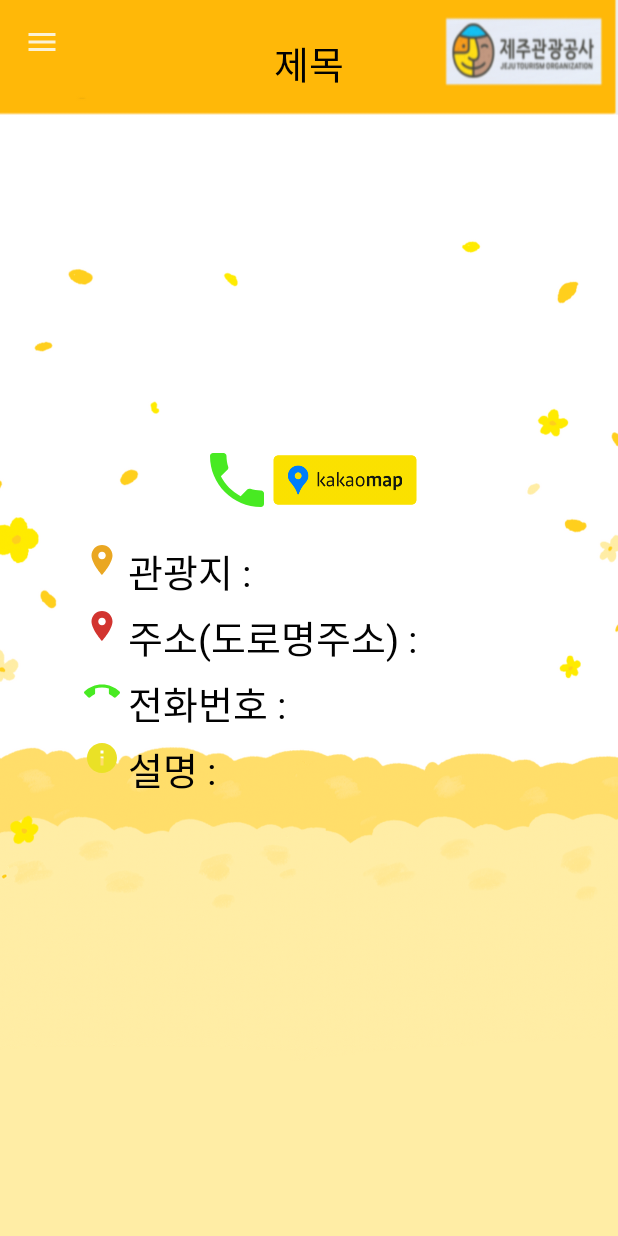
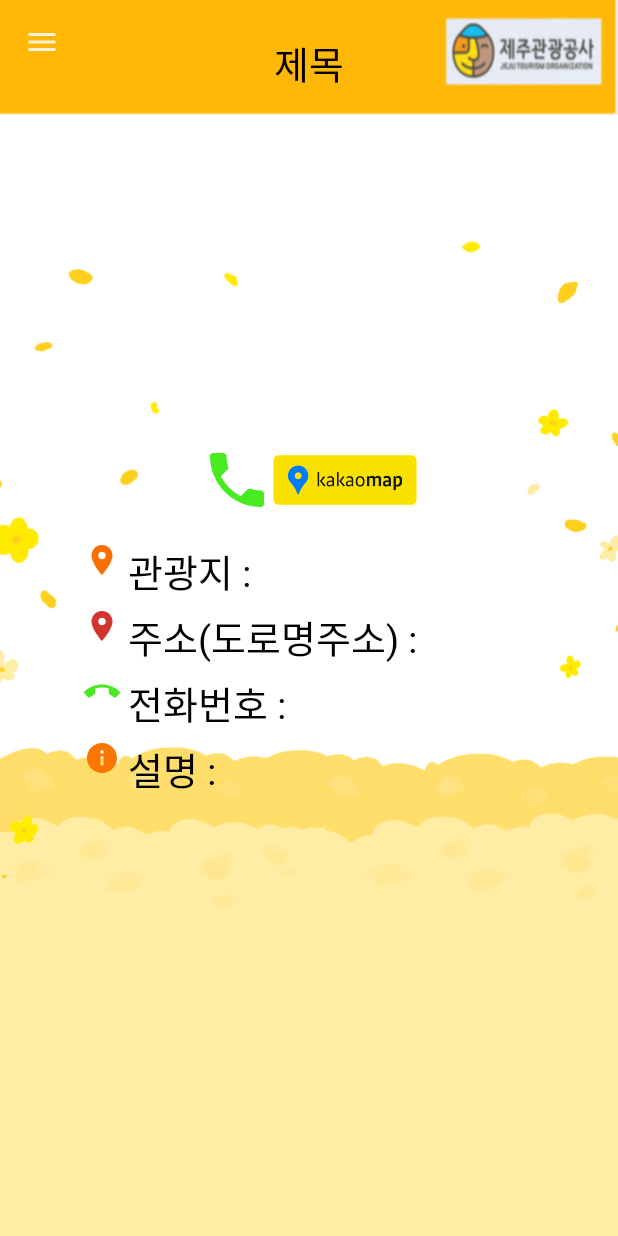
Before and after one commit to HJ39/DragonGuard_ComAppDesign, an Android app: the ThirdActivity screen opened directly, with no data from a screen before it, on a phone screen of 412 x 824 dp. Run offline under Robolectric (Android 15) with nearby library versions, the phone set to English and light mode, and no system bars; pictures from the network do not load; 11 statements that could not run were skipped.

Commit message:
아이콘 변경

```diff
--- a/android/app/src/main/res/drawable/ic_baseline_info_24.xml
+++ b/android/app/src/main/res/drawable/ic_baseline_info_24.xml
@@ -1,4 +1,4 @@
-<vector android:height="24dp" android:tint="#EAE126"
+<vector android:height="24dp" android:tint="#FA7501"
     android:viewportHeight="24" android:viewportWidth="24"
     android:width="24dp" xmlns:android="http://schemas.android.com/apk/res/android">
     <path android:fillColor="@android:color/white" android:pathData="M12,2C6.48,2 2,6.48 2,12s4.48,10 10,10 10,-4.48 10,-10S17.52,2 12,2zM13,17h-2v-6h2v6zM13,9h-2L11,7h2v2z"/>
--- a/android/app/src/main/res/drawable/ic_baseline_place_24.xml
+++ b/android/app/src/main/res/drawable/ic_baseline_place_24.xml
@@ -1,4 +1,4 @@
-<vector android:height="24dp" android:tint="#EAA722"
+<vector android:height="24dp" android:tint="#FA6F01"
     android:viewportHeight="24" android:viewportWidth="24"
     android:width="24dp" xmlns:android="http://schemas.android.com/apk/res/android">
     <path android:fillColor="@android:color/white" android:pathData="M12,2C8.13,2 5,5.13 5,9c0,5.25 7,13 7,13s7,-7.75 7,-13c0,-3.87 -3.13,-7 -7,-7zM12,11.5c-1.38,0 -2.5,-1.12 -2.5,-2.5s1.12,-2.5 2.5,-2.5 2.5,1.12 2.5,2.5 -1.12,2.5 -2.5,2.5z"/>
```
